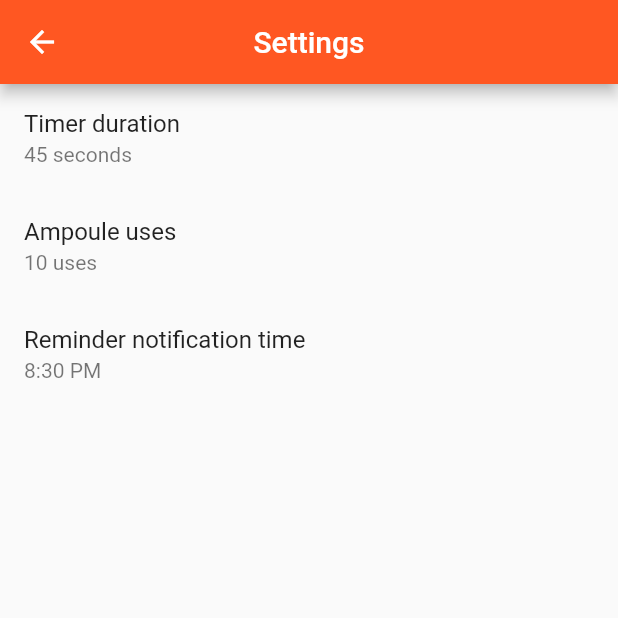
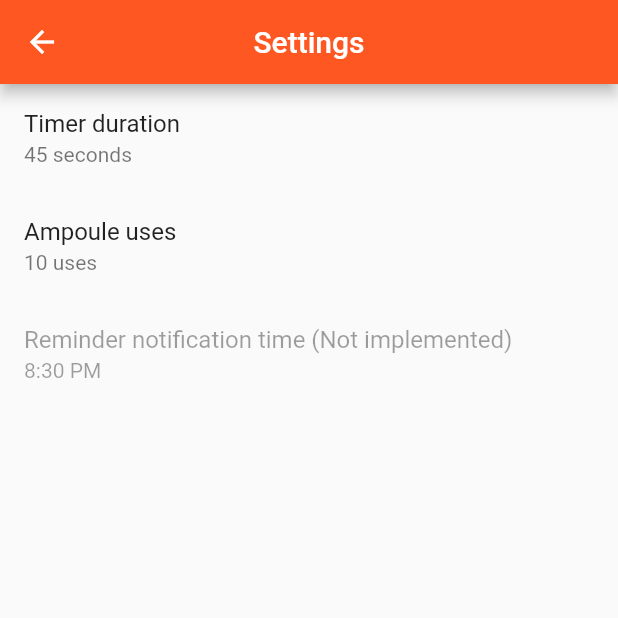
Before and after one commit to dominik-korsa/injection-assistant, a Flutter app: the SettingsRoute screen opened directly, on a phone screen of 412 x 824 dp, the top half of it. Run offline on Flutter 3.47's test engine with Material 2 defaults, Android fonts, the phone set to English and light mode, and no system bars; our stand-ins replace numberpicker, shared_preferences, sqflite; missing offline and left inert: vibrate; accounts and stored records are empty.

Commit message:
Add (Not implemented) to notification time

```diff
--- a/lib/settingsRoute.dart
+++ b/lib/settingsRoute.dart
@@ -104,7 +104,8 @@ class _SettingsRouteState extends State<SettingsRoute> {
               onTap: _selectAmpouleMaxUses,
             ),
             new ListTile(
-              title: new Text('Reminder notification time'),
+              title: new Text('Reminder notification time (Not implemented)'),
+              enabled: false,
               subtitle: _notificationTime != null ? new Text(_notificationTime.format(context)) : null,
               onTap: _selectNotificationTime,
             ),
```
